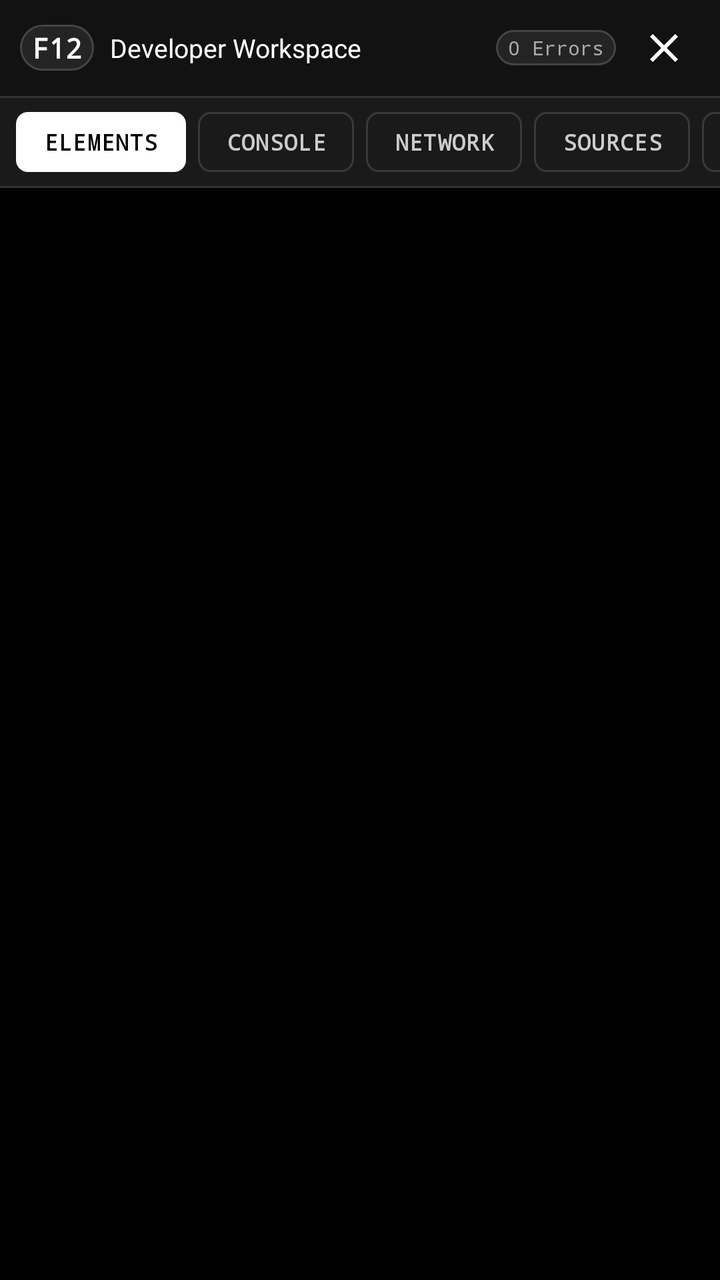
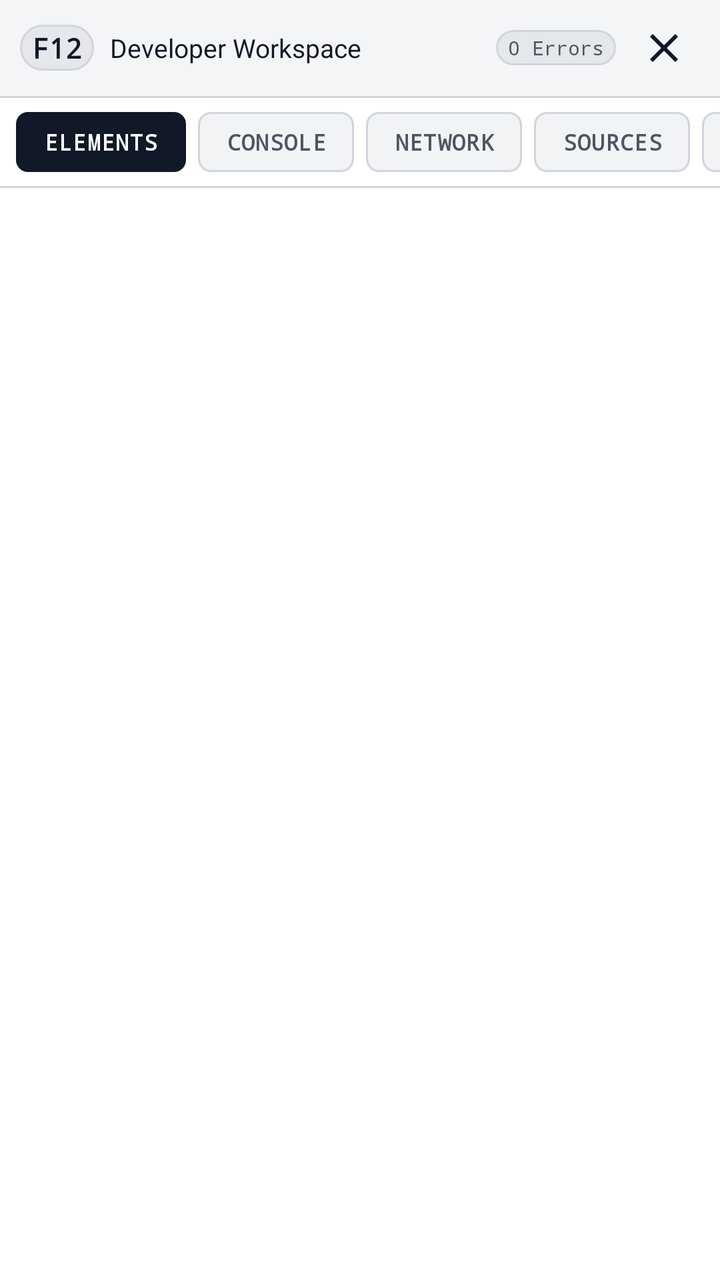

Two renders of the same Android screen: before a commit and after it. Below are the layout's source before the change and the commit's diff.
<!-- AndroidManifest.xml: application theme Theme.F12Browser -->
<!-- res/layout/layout_devtools_workspace.xml -->
<?xml version="1.0" encoding="utf-8"?>
<LinearLayout xmlns:android="http://schemas.android.com/apk/res/android"
    android:layout_width="match_parent"
    android:layout_height="match_parent"
    android:orientation="vertical"
    android:background="@color/bg_black">

    
    <LinearLayout
        android:layout_width="match_parent"
        android:layout_height="48dp"
        android:orientation="horizontal"
        android:paddingHorizontal="10dp"
        android:gravity="center_vertical"
        android:background="@color/bg_dark">

        <TextView
            android:layout_width="wrap_content"
            android:layout_height="wrap_content"
            android:text="F12"
            android:textColor="@color/text_primary"
            android:textSize="14sp"
            android:fontFamily="monospace"
            android:textStyle="bold"
            android:background="@drawable/bg_badge"
            android:paddingHorizontal="6dp"
            android:paddingVertical="2dp" />

        <TextView
            android:id="@+id/workspace_page_title"
            android:layout_width="0dp"
            android:layout_height="wrap_content"
            android:layout_weight="1"
            android:layout_marginStart="8dp"
            android:text="Developer Workspace"
            android:textColor="@color/text_primary"
            android:textSize="13sp"
            android:singleLine="true"
            android:ellipsize="middle" />

        <TextView
            android:id="@+id/badge_errors_count"
            android:layout_width="wrap_content"
            android:layout_height="wrap_content"
            android:layout_marginEnd="6dp"
            android:background="@drawable/bg_badge"
            android:text="0 Errors"
            android:textColor="@color/text_secondary"
            android:textSize="10sp"
            android:fontFamily="monospace"
            android:paddingHorizontal="6dp"
            android:paddingVertical="2dp" />

        <ImageButton
            android:id="@+id/btn_close_devtools"
            android:layout_width="36dp"
            android:layout_height="36dp"
            android:background="?attr/selectableItemBackground"
            android:src="@drawable/ic_close"
            android:contentDescription="Close DevTools" />
    </LinearLayout>

    <View
        android:layout_width="match_parent"
        android:layout_height="1dp"
        android:background="@color/border_color" />

    
    <HorizontalScrollView
        android:id="@+id/devtools_tabs_scroll"
        android:layout_width="match_parent"
        android:layout_height="wrap_content"
        android:scrollbars="none"
        android:background="@color/bg_surface">

        <LinearLayout
            android:layout_width="wrap_content"
            android:layout_height="44dp"
            android:orientation="horizontal"
            android:gravity="center_vertical"
            android:paddingHorizontal="8dp">

            <TextView
                android:id="@+id/tab_elements"
                android:layout_width="wrap_content"
                android:layout_height="30dp"
                android:gravity="center"
                android:paddingHorizontal="14dp"
                android:background="@drawable/bg_tab_selected"
                android:text="ELEMENTS"
                android:textColor="#000000"
                android:textSize="11sp"
                android:textStyle="bold"
                android:fontFamily="monospace"
                android:letterSpacing="0.04"
                android:clickable="true"
                android:focusable="true"
                android:layout_marginEnd="6dp" />

            <TextView
                android:id="@+id/tab_console"
                android:layout_width="wrap_content"
                android:layout_height="30dp"
                android:gravity="center"
                android:paddingHorizontal="14dp"
                android:background="@drawable/bg_tab_unselected"
                android:text="CONSOLE"
                android:textColor="#CCCCCC"
                android:textSize="11sp"
                android:textStyle="bold"
                android:fontFamily="monospace"
                android:letterSpacing="0.04"
                android:clickable="true"
                android:focusable="true"
                android:layout_marginEnd="6dp" />

            <TextView
                android:id="@+id/tab_network"
                android:layout_width="wrap_content"
                android:layout_height="30dp"
                android:gravity="center"
                android:paddingHorizontal="14dp"
                android:background="@drawable/bg_tab_unselected"
                android:text="NETWORK"
                android:textColor="#CCCCCC"
                android:textSize="11sp"
                android:textStyle="bold"
                android:fontFamily="monospace"
                android:letterSpacing="0.04"
                android:clickable="true"
                android:focusable="true"
                android:layout_marginEnd="6dp" />

            <TextView
                android:id="@+id/tab_sources"
                android:layout_width="wrap_content"
                android:layout_height="30dp"
                android:gravity="center"
                android:paddingHorizontal="14dp"
                android:background="@drawable/bg_tab_unselected"
                android:text="SOURCES"
                android:textColor="#CCCCCC"
                android:textSize="11sp"
                android:textStyle="bold"
                android:fontFamily="monospace"
                android:letterSpacing="0.04"
                android:clickable="true"
                android:focusable="true"
                android:layout_marginEnd="6dp" />

            <TextView
                android:id="@+id/tab_performance"
                android:layout_width="wrap_content"
                android:layout_height="30dp"
                android:gravity="center"
                android:paddingHorizontal="14dp"
                android:background="@drawable/bg_tab_unselected"
                android:text="PERFORMANCE"
                android:textColor="#CCCCCC"
                android:textSize="11sp"
                android:textStyle="bold"
                android:fontFamily="monospace"
                android:letterSpacing="0.04"
                android:clickable="true"
                android:focusable="true"
                android:layout_marginEnd="6dp" />

            <TextView
                android:id="@+id/tab_responsive"
                android:layout_width="wrap_content"
                android:layout_height="30dp"
                android:gravity="center"
                android:paddingHorizontal="14dp"
                android:background="@drawable/bg_tab_unselected"
                android:text="RESPONSIVE"
                android:textColor="#CCCCCC"
                android:textSize="11sp"
                android:textStyle="bold"
                android:fontFamily="monospace"
                android:letterSpacing="0.04"
                android:clickable="true"
                android:focusable="true"
                android:layout_marginEnd="6dp" />

            <TextView
                android:id="@+id/tab_application"
                android:layout_width="wrap_content"
                android:layout_height="30dp"
                android:gravity="center"
                android:paddingHorizontal="14dp"
                android:background="@drawable/bg_tab_unselected"
                android:text="APPLICATION"
                android:textColor="#CCCCCC"
                android:textSize="11sp"
                android:textStyle="bold"
                android:fontFamily="monospace"
                android:letterSpacing="0.04"
                android:clickable="true"
                android:focusable="true"
                android:layout_marginEnd="6dp" />

            <TextView
                android:id="@+id/tab_security"
                android:layout_width="wrap_content"
                android:layout_height="30dp"
                android:gravity="center"
                android:paddingHorizontal="14dp"
                android:background="@drawable/bg_tab_unselected"
                android:text="SECURITY"
                android:textColor="#CCCCCC"
                android:textSize="11sp"
                android:textStyle="bold"
                android:fontFamily="monospace"
                android:letterSpacing="0.04"
                android:clickable="true"
                android:focusable="true"
                android:layout_marginEnd="6dp" />

            <TextView
                android:id="@+id/tab_lighthouse"
                android:layout_width="wrap_content"
                android:layout_height="30dp"
                android:gravity="center"
                android:paddingHorizontal="14dp"
                android:background="@drawable/bg_tab_unselected"
                android:text="LIGHTHOUSE"
                android:textColor="#CCCCCC"
                android:textSize="11sp"
                android:textStyle="bold"
                android:fontFamily="monospace"
                android:letterSpacing="0.04"
                android:clickable="true"
                android:focusable="true"
                android:layout_marginEnd="6dp" />

            <TextView
                android:id="@+id/tab_more"
                android:layout_width="wrap_content"
                android:layout_height="30dp"
                android:gravity="center"
                android:paddingHorizontal="14dp"
                android:background="@drawable/bg_tab_unselected"
                android:text="MORE TOOLS"
                android:textColor="#CCCCCC"
                android:textSize="11sp"
                android:textStyle="bold"
                android:fontFamily="monospace"
                android:letterSpacing="0.04"
                android:clickable="true"
                android:focusable="true" />
        </LinearLayout>
    </HorizontalScrollView>

    <View
        android:layout_width="match_parent"
        android:layout_height="1dp"
        android:background="@color/border_color" />

    
    <FrameLayout
        android:id="@+id/devtools_panel_container"
        android:layout_width="match_parent"
        android:layout_height="match_parent" />
</LinearLayout>
<!-- resources referenced by this layout -->
<resources>
  <color name="bg_black">#000000</color>
  <color name="bg_dark">#121212</color>
  <color name="bg_surface">#1A1A1A</color>
  <color name="border_color">#333333</color>
  <color name="text_primary">#FFFFFF</color>
  <color name="text_secondary">#AAAAAA</color>
  <!-- drawable bg_badge (drawable) -->
  <shape xmlns:android="http://schemas.android.com/apk/res/android"
      android:shape="rectangle">
      <solid android:color="#242424" />
      <stroke android:width="1dp" android:color="#444444" />
      <corners android:radius="12dp" />
      <padding
          android:left="6dp"
          android:top="2dp"
          android:right="6dp"
          android:bottom="2dp" />
  </shape>
  <!-- drawable bg_tab_selected (drawable) -->
  <?xml version="1.0" encoding="utf-8"?>
  <ripple xmlns:android="http://schemas.android.com/apk/res/android"
      android:color="#33000000">
      <item>
          <shape android:shape="rectangle">
              <solid android:color="#FFFFFF" />
              <corners android:radius="6dp" />
          </shape>
      </item>
  </ripple>
  <!-- drawable bg_tab_unselected (drawable) -->
  <?xml version="1.0" encoding="utf-8"?>
  <ripple xmlns:android="http://schemas.android.com/apk/res/android"
      android:color="#33FFFFFF">
      <item>
          <shape android:shape="rectangle">
              <solid android:color="#1A1A1A" />
              <stroke android:width="1dp" android:color="#3A3A3A" />
              <corners android:radius="6dp" />
          </shape>
      </item>
  </ripple>
  <!-- drawable ic_close (drawable) -->
  <vector xmlns:android="http://schemas.android.com/apk/res/android"
      android:width="24dp"
      android:height="24dp"
      android:viewportWidth="24"
      android:viewportHeight="24">
      <path
          android:fillColor="#FFFFFF"
          android:pathData="M19,6.41L17.59,5 12,10.59 6.41,5 5,6.41 10.59,12 5,17.59 6.41,19 12,13.41 17.59,19 19,17.59 13.41,12z"/>
  </vector>
  <style name="Theme.F12Browser" parent="Theme.MaterialComponents.NoActionBar">
          
          <item name="colorPrimary">@color/bg_black</item>
          <item name="colorPrimaryVariant">@color/bg_dark</item>
          <item name="colorOnPrimary">@color/text_primary</item>
          
          
          <item name="colorSecondary">@color/accent_white</item>
          <item name="colorSecondaryVariant">@color/accent_gray</item>
          <item name="colorOnSecondary">@color/bg_black</item>
          
          
          <item name="android:colorBackground">@color/bg_black</item>
          <item name="colorSurface">@color/bg_surface</item>
          <item name="colorOnSurface">@color/text_primary</item>
          
          
          <item name="android:statusBarColor">@color/bg_black</item>
          <item name="android:navigationBarColor">@color/bg_black</item>
          <item name="android:windowLightStatusBar" tools:targetApi="m">false</item>
          <item name="android:windowLightNavigationBar" tools:targetApi="o_mr1">false</item>
  
          
          <item name="materialButtonStyle">@style/Widget.F12.Button</item>
      </style>
  <color name="accent_white">#FFFFFF</color>
  <color name="accent_gray">#888888</color>
  <style name="Widget.F12.Button" parent="Widget.MaterialComponents.Button">
          <item name="android:insetTop">0dp</item>
          <item name="android:insetBottom">0dp</item>
          <item name="android:insetLeft">0dp</item>
          <item name="android:insetRight">0dp</item>
          <item name="android:minHeight">0dp</item>
          <item name="android:minWidth">0dp</item>
          <item name="backgroundTint">@null</item>
          <item name="rippleColor">#33FFFFFF</item>
          <item name="android:stateListAnimator">@null</item>
          <item name="android:textAllCaps">false</item>
      </style>
</resources>

<!-- the commit's change to res/layout/layout_devtools_workspace.xml (unified diff, before → after) -->
@@ -88,7 +88,7 @@
                 android:paddingHorizontal="14dp"
                 android:background="@drawable/bg_tab_selected"
                 android:text="ELEMENTS"
-                android:textColor="#000000"
+                android:textColor="@color/bg_black"
                 android:textSize="11sp"
                 android:textStyle="bold"
                 android:fontFamily="monospace"
@@ -105,7 +105,7 @@
                 android:paddingHorizontal="14dp"
                 android:background="@drawable/bg_tab_unselected"
                 android:text="CONSOLE"
-                android:textColor="#CCCCCC"
+                android:textColor="@color/text_secondary"
                 android:textSize="11sp"
                 android:textStyle="bold"
                 android:fontFamily="monospace"
@@ -122,7 +122,7 @@
                 android:paddingHorizontal="14dp"
                 android:background="@drawable/bg_tab_unselected"
                 android:text="NETWORK"
-                android:textColor="#CCCCCC"
+                android:textColor="@color/text_secondary"
                 android:textSize="11sp"
                 android:textStyle="bold"
                 android:fontFamily="monospace"
@@ -139,7 +139,7 @@
                 android:paddingHorizontal="14dp"
                 android:background="@drawable/bg_tab_unselected"
                 android:text="SOURCES"
-                android:textColor="#CCCCCC"
+                android:textColor="@color/text_secondary"
                 android:textSize="11sp"
                 android:textStyle="bold"
                 android:fontFamily="monospace"
@@ -156,7 +156,7 @@
                 android:paddingHorizontal="14dp"
                 android:background="@drawable/bg_tab_unselected"
                 android:text="PERFORMANCE"
-                android:textColor="#CCCCCC"
+                android:textColor="@color/text_secondary"
                 android:textSize="11sp"
                 android:textStyle="bold"
                 android:fontFamily="monospace"
@@ -173,7 +173,7 @@
                 android:paddingHorizontal="14dp"
                 android:background="@drawable/bg_tab_unselected"
                 android:text="RESPONSIVE"
-                android:textColor="#CCCCCC"
+                android:textColor="@color/text_secondary"
                 android:textSize="11sp"
                 android:textStyle="bold"
                 android:fontFamily="monospace"
@@ -190,7 +190,7 @@
                 android:paddingHorizontal="14dp"
                 android:background="@drawable/bg_tab_unselected"
                 android:text="APPLICATION"
-                android:textColor="#CCCCCC"
+                android:textColor="@color/text_secondary"
                 android:textSize="11sp"
                 android:textStyle="bold"
                 android:fontFamily="monospace"
@@ -207,7 +207,7 @@
                 android:paddingHorizontal="14dp"
                 android:background="@drawable/bg_tab_unselected"
                 android:text="SECURITY"
-                android:textColor="#CCCCCC"
+                android:textColor="@color/text_secondary"
                 android:textSize="11sp"
                 android:textStyle="bold"
                 android:fontFamily="monospace"
@@ -224,7 +224,7 @@
                 android:paddingHorizontal="14dp"
                 android:background="@drawable/bg_tab_unselected"
                 android:text="LIGHTHOUSE"
-                android:textColor="#CCCCCC"
+                android:textColor="@color/text_secondary"
                 android:textSize="11sp"
                 android:textStyle="bold"
                 android:fontFamily="monospace"
@@ -241,7 +241,7 @@
                 android:paddingHorizontal="14dp"
                 android:background="@drawable/bg_tab_unselected"
                 android:text="MORE TOOLS"
-                android:textColor="#CCCCCC"
+                android:textColor="@color/text_secondary"
                 android:textSize="11sp"
                 android:textStyle="bold"
                 android:fontFamily="monospace"
<!-- resource entries referenced after the edit -->
@@ -1,16 +1,17 @@
 <!-- resources referenced by this layout -->
 <resources>
-  <color name="bg_black">#000000</color>
-  <color name="bg_dark">#121212</color>
-  <color name="bg_surface">#1A1A1A</color>
-  <color name="border_color">#333333</color>
-  <color name="text_primary">#FFFFFF</color>
-  <color name="text_secondary">#AAAAAA</color>
+  <color name="bg_black">#FFFFFF</color>
+  <color name="bg_dark">#F4F5F7</color>
+  <color name="bg_surface">#FFFFFF</color>
+  <color name="border_color">#D0D5DD</color>
+  <color name="text_primary">#111827</color>
+  <color name="text_secondary">#4B5563</color>
   <!-- drawable bg_badge (drawable) -->
+  <?xml version="1.0" encoding="utf-8"?>
   <shape xmlns:android="http://schemas.android.com/apk/res/android"
       android:shape="rectangle">
-      <solid android:color="#242424" />
-      <stroke android:width="1dp" android:color="#444444" />
+      <solid android:color="@color/status_badge_bg" />
+      <stroke android:width="1dp" android:color="@color/border_color" />
       <corners android:radius="12dp" />
       <padding
           android:left="6dp"
@@ -21,10 +22,10 @@
   <!-- drawable bg_tab_selected (drawable) -->
   <?xml version="1.0" encoding="utf-8"?>
   <ripple xmlns:android="http://schemas.android.com/apk/res/android"
-      android:color="#33000000">
+      android:color="@color/border_color">
       <item>
           <shape android:shape="rectangle">
-              <solid android:color="#FFFFFF" />
+              <solid android:color="@color/accent_white" />
               <corners android:radius="6dp" />
           </shape>
       </item>
@@ -32,11 +33,11 @@
   <!-- drawable bg_tab_unselected (drawable) -->
   <?xml version="1.0" encoding="utf-8"?>
   <ripple xmlns:android="http://schemas.android.com/apk/res/android"
-      android:color="#33FFFFFF">
+      android:color="@color/border_color">
       <item>
           <shape android:shape="rectangle">
-              <solid android:color="#1A1A1A" />
-              <stroke android:width="1dp" android:color="#3A3A3A" />
+              <solid android:color="@color/bg_surface_elevated" />
+              <stroke android:width="1dp" android:color="@color/border_color" />
               <corners android:radius="6dp" />
           </shape>
       </item>
@@ -48,10 +49,10 @@
       android:viewportWidth="24"
       android:viewportHeight="24">
       <path
-          android:fillColor="#FFFFFF"
+          android:fillColor="@color/text_primary"
           android:pathData="M19,6.41L17.59,5 12,10.59 6.41,5 5,6.41 10.59,12 5,17.59 6.41,19 12,13.41 17.59,19 19,17.59 13.41,12z"/>
   </vector>
-  <style name="Theme.F12Browser" parent="Theme.MaterialComponents.NoActionBar">
+  <style name="Theme.F12Browser" parent="Theme.MaterialComponents.DayNight.NoActionBar">
           
           <item name="colorPrimary">@color/bg_black</item>
           <item name="colorPrimaryVariant">@color/bg_dark</item>
@@ -70,14 +71,16 @@
           
           <item name="android:statusBarColor">@color/bg_black</item>
           <item name="android:navigationBarColor">@color/bg_black</item>
-          <item name="android:windowLightStatusBar" tools:targetApi="m">false</item>
-          <item name="android:windowLightNavigationBar" tools:targetApi="o_mr1">false</item>
+          <item name="android:windowLightStatusBar" tools:targetApi="m">true</item>
+          <item name="android:windowLightNavigationBar" tools:targetApi="o_mr1">true</item>
   
           
           <item name="materialButtonStyle">@style/Widget.F12.Button</item>
       </style>
-  <color name="accent_white">#FFFFFF</color>
-  <color name="accent_gray">#888888</color>
+  <color name="status_badge_bg">#E5E7EB</color>
+  <color name="accent_white">#111827</color>
+  <color name="bg_surface_elevated">#F1F3F4</color>
+  <color name="accent_gray">#6B7280</color>
   <style name="Widget.F12.Button" parent="Widget.MaterialComponents.Button">
           <item name="android:insetTop">0dp</item>
           <item name="android:insetBottom">0dp</item>
@@ -86,7 +89,7 @@
           <item name="android:minHeight">0dp</item>
           <item name="android:minWidth">0dp</item>
           <item name="backgroundTint">@null</item>
-          <item name="rippleColor">#33FFFFFF</item>
+          <item name="rippleColor">#22000000</item>
           <item name="android:stateListAnimator">@null</item>
           <item name="android:textAllCaps">false</item>
       </style>
